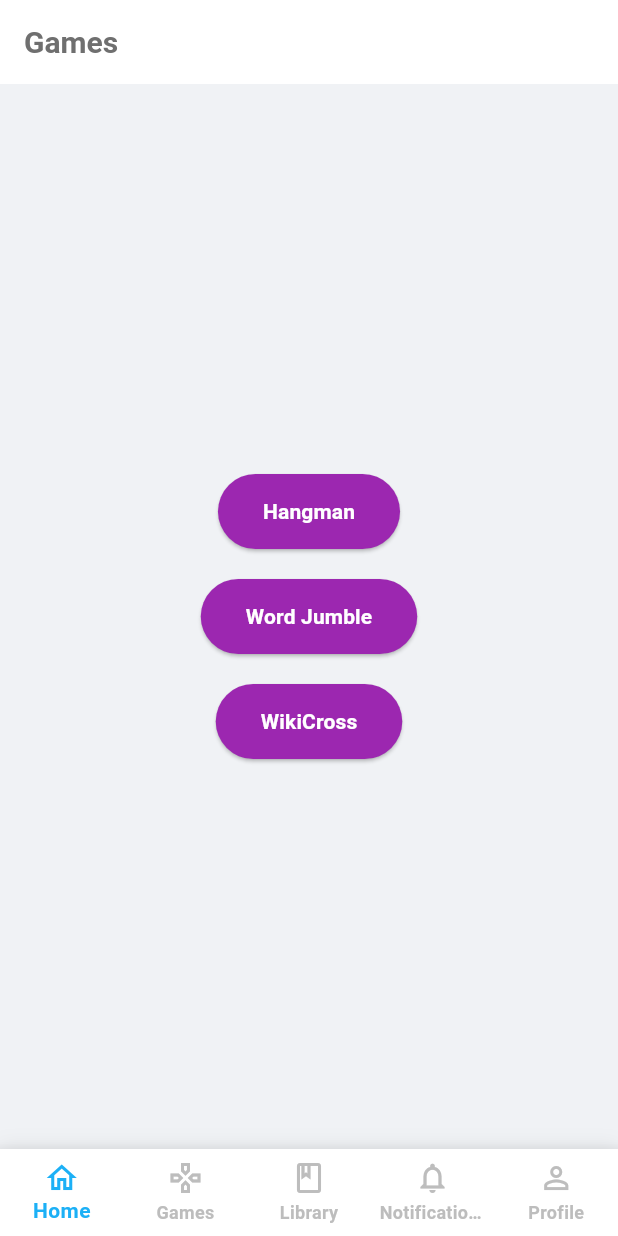
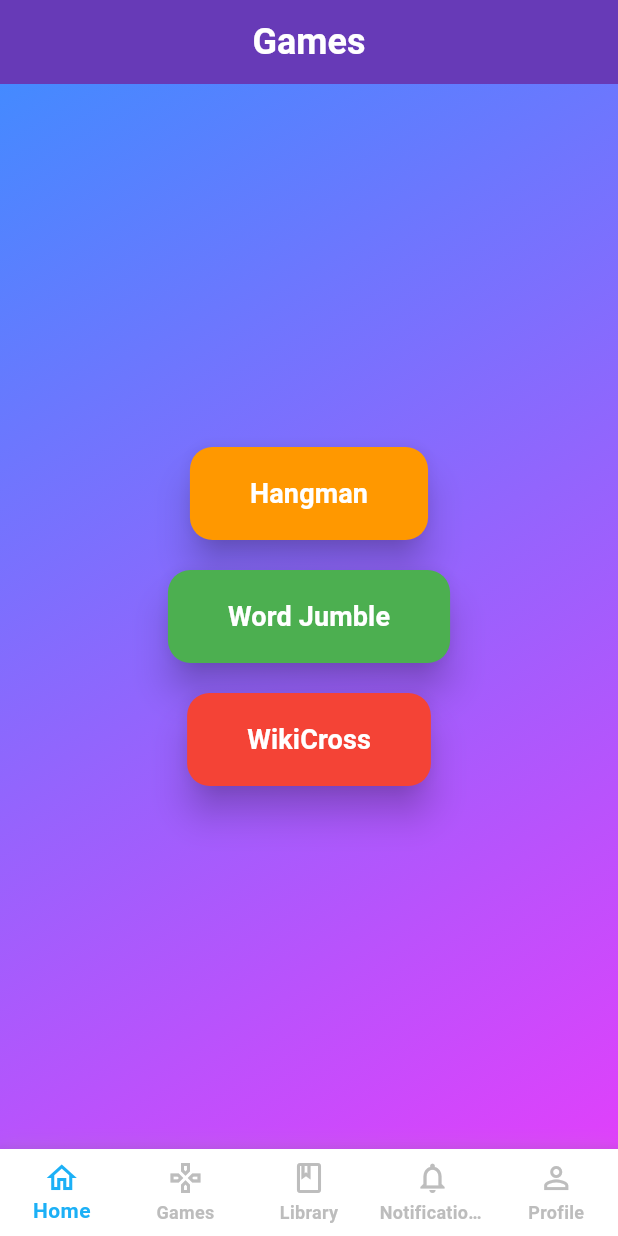
Before and after one commit to Arcane-Guilds/skillgenie-frontend, a Flutter app: the GamesScreen screen opened by its route, on a phone screen of 412 x 824 dp. Run offline on Flutter 3.47's test engine with Material 3 defaults, Android fonts, the phone set to English and light mode, and no system bars; our stand-ins replace auto_size_text, cached_network_image, connectivity_plus, date_format, dio, flutter_highlight and 13 more; missing offline and left inert: cloudinary_public, flag, flutter_code_editor; accounts and stored records are empty; generated files the repository leaves out were written again; project files that could hold a hidden picture were left out.

Commit message:
Modified Game Ui

```diff
--- a/lib/presentation/views/game/games_screens.dart
+++ b/lib/presentation/views/game/games_screens.dart
@@ -10,65 +10,72 @@ class GamesScreen extends StatelessWidget {
   Widget build(BuildContext context) {
     return Scaffold(
       appBar: AppBar(
-        title: const Text('Games'),
+        title: const Text(
+          'Games',
+          style: TextStyle(fontSize: 24, fontWeight: FontWeight.bold, color: Colors.white),
         ),
-      body: Center(
+        backgroundColor: Colors.deepPurple,
+        centerTitle: true,
+      ),
+      body: Container(
+        decoration: const BoxDecoration(
+          gradient: LinearGradient(
+            colors: [Colors.blueAccent, Colors.purpleAccent],
+            begin: Alignment.topLeft,
+            end: Alignment.bottomRight,
+          ),
+        ),
+        child: Center(
           child: Column(
             mainAxisAlignment: MainAxisAlignment.center,
             children: [
-            ElevatedButton(
-              onPressed: () {
-                Navigator.push(
+              _buildGameButton(
                 context,
-                  MaterialPageRoute(builder: (context) => HomeGameScreen()),
-                );
-              },
-              style: ElevatedButton.styleFrom(
-                backgroundColor: Colors.purple,
-                padding: const EdgeInsets.symmetric(horizontal: 30, vertical: 15),
-              ),
-              child: const Text(
                 "Hangman",
-                style: TextStyle(color: Colors.white),
-              ),
+                Colors.orange,
+                HomeGameScreen(),
               ),
               const SizedBox(height: 20),
-            ElevatedButton(
-              onPressed: () {
-                Navigator.push(
+              _buildGameButton(
                 context,
-                  MaterialPageRoute(builder: (context) => const Game()),
-                );
-              },
-              style: ElevatedButton.styleFrom(
-                backgroundColor: Colors.purple,
-                padding: const EdgeInsets.symmetric(horizontal: 30, vertical: 15),
+                "Word Jumble",
+                Colors.green,
+                const Game(),
               ),
-              child: const Text(
-                "Word Jumble",
-                style: TextStyle(color: Colors.white),
-              ),
-            ),
-            const SizedBox(height: 20), // Space between the buttons
-            ElevatedButton(
-              onPressed: () {
-                Navigator.push(
+              const SizedBox(height: 20),
+              _buildGameButton(
                 context,
-                  MaterialPageRoute(builder: (context) => SearchRoute()), // Link to your crossword game
-                );
-              },
-              style: ElevatedButton.styleFrom(
-                backgroundColor: Colors.purple,
-                padding: const EdgeInsets.symmetric(horizontal: 30, vertical: 15),
-              ),
-              child: const Text(
-                "WikiCross", // Button label
-                style: TextStyle(color: Colors.white),
-              ),
+                "WikiCross",
+                Colors.red,
+                SearchRoute(),
               ),
             ],
           ),
         ),
+      ),
+    );
+  }
+
+  Widget _buildGameButton(BuildContext context, String title, Color color, Widget page) {
+    return ElevatedButton(
+      onPressed: () {
+        Navigator.push(
+          context,
+          MaterialPageRoute(builder: (context) => page),
+        );
+      },
+      style: ElevatedButton.styleFrom(
+        backgroundColor: color,
+        padding: const EdgeInsets.symmetric(horizontal: 40, vertical: 18),
+        shape: RoundedRectangleBorder(
+          borderRadius: BorderRadius.circular(15),
+        ),
+        elevation: 10,
+      ),
+      child: Text(
+        title,
+        style: const TextStyle(fontSize: 18, fontWeight: FontWeight.bold, color: Colors.white),
+      ),
     );
   }
 }
```
Lines whose indentation alone changed are shown as unchanged.
